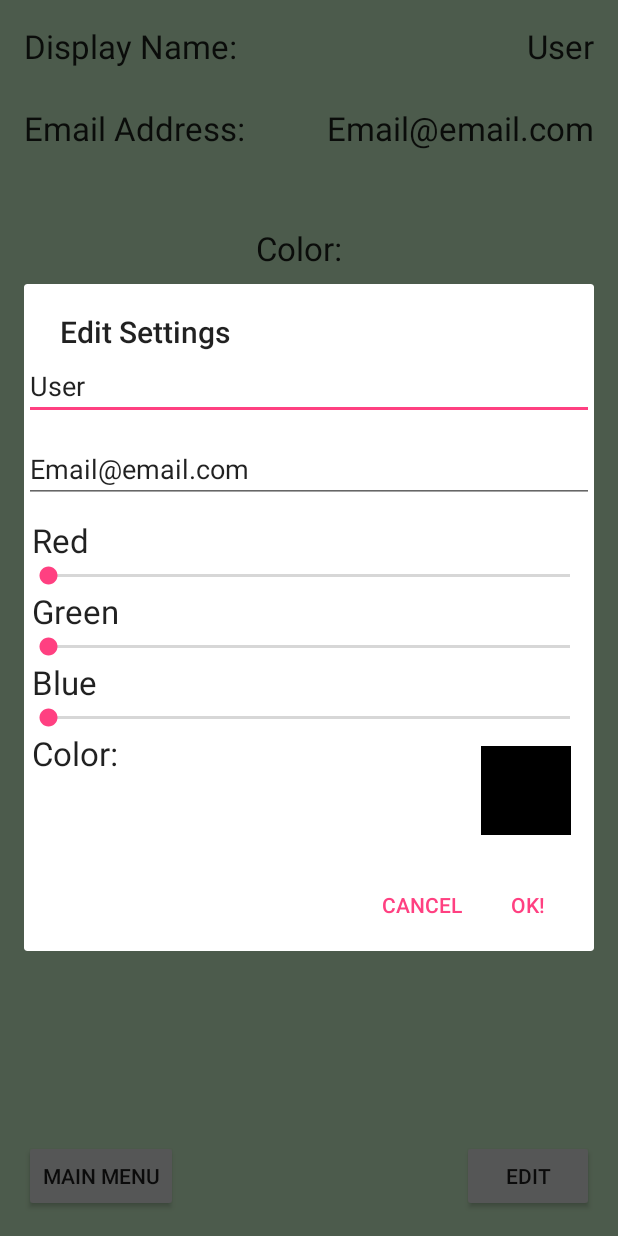
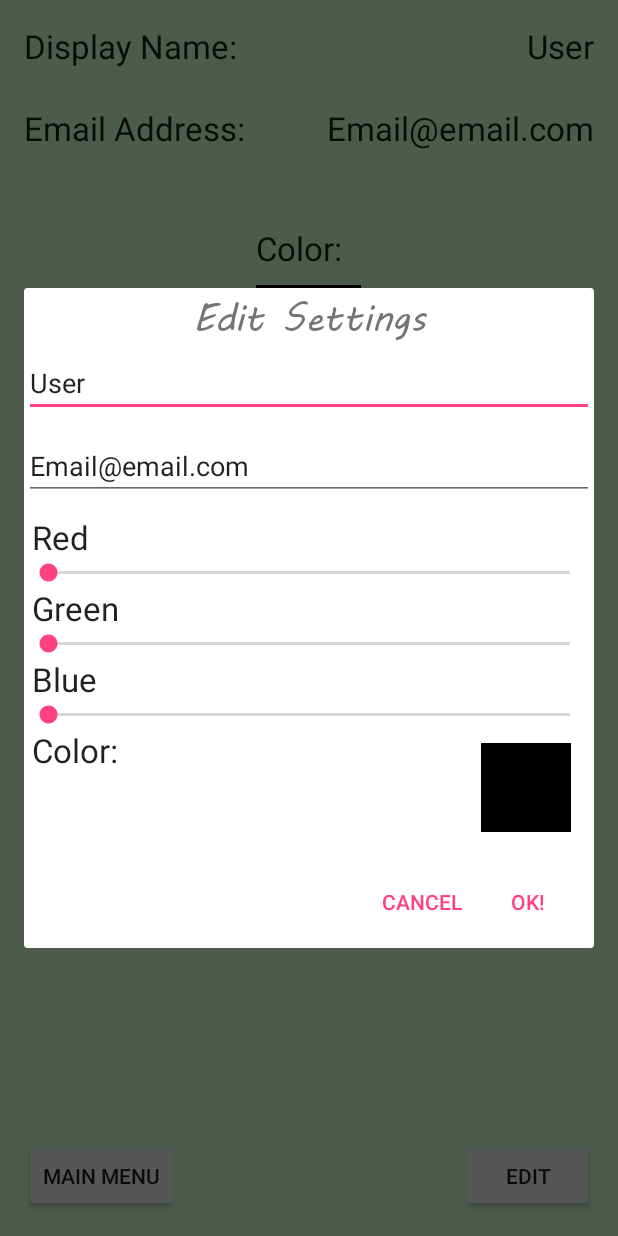
Before and after one commit to MREkstrom/FooTrace, an Android app: the Settings screen opened directly, with no data from a screen before it, after a tap on "EDIT", on a phone screen of 412 x 824 dp. Run offline under Robolectric (Android 15) with nearby library versions, the light colour scheme and no system bars.

Commit message:
Added comments for updated files

```diff
--- a/app/src/main/java/com/example/michael/footrace/Settings.java
+++ b/app/src/main/java/com/example/michael/footrace/Settings.java
@@ -25,6 +25,7 @@
         super.onCreate(savedInstanceState);
         setContentView(R.layout.activity_settings);
 
+        /*display user profile info*/
         _username = MainActivity.prof.get_displayName();
         _email = MainActivity.prof.get_emailAddress();
         _red = MainActivity.prof.get_red();
@@ -40,8 +41,6 @@
         TextView emailView = (TextView)findViewById(R.id.emailAddress);
         emailView.setText(_email);
     }
-
-    // TODO - add settings options
 
     public void goBack(View view) {
         finish();
@@ -59,22 +58,22 @@
         //builds alert dialog for clearing
         builder = new AlertDialog.Builder(this);
 
-        // Get the layout inflater. LayoutInflaters take a layout XML file and create its
-        // corresponding View objects. Never create LayoutInflaters directly. Always use the
-        // factory method getLayoutInflater. See https://developer.android.com/reference/android/view/LayoutInflater.html
+        // Get the layout inflater
         inflater = this.getLayoutInflater();
 
-        // Inflate the dialog_color.xml layout and create the View
+        // Inflate the dialog_settings.xml layout and create the View
         final View settingsDialogView = inflater.inflate(R.layout.dialog_settings, null);
 
         //Sets color swatch to selected path color
         TextView swatch = (TextView)settingsDialogView.findViewById(R.id.colorSwatch);
         swatch.setBackgroundColor(Color.rgb(_red,_green,_blue));
 
+        /*Set cursor to end of edit text view*/
         EditText dispText = (EditText) settingsDialogView.findViewById(R.id.displayName);
         dispText.setText(_username);
         dispText.setSelection(dispText.getText().length());
 
+        /*Set cursor to end of edit text view*/
         EditText emailText = (EditText) settingsDialogView.findViewById(R.id.emailAddress);
         emailText.setText(_email);
         emailText.setSelection(emailText.getText().length());
@@ -145,14 +144,11 @@
         // This is the method that allows us to use our own custom view. We set the AlertDialog builder
         // to the view we created with the inflater above
         builder.setView(settingsDialogView)
-                // Add action buttons
-                .setTitle("Edit Settings")
-                //.setCustomTitle(FormatUtilities.makeDialogTitle(new TextView(this), getAssets(), "Color Picker"))
-
+                .setCustomTitle(FormatUtilities.makeDialogTitle(new TextView(this), getAssets(), "Edit Settings"))
                 .setPositiveButton("OK!", new DialogInterface.OnClickListener() {
                     @Override
                     public void onClick(DialogInterface dialog, int id) {
-                        //Updates profile information
+                        /*Updates profile information*/
                         EditText user = (EditText)settingsDialogView.findViewById(R.id.displayName);
                         _username = user.getText().toString();
                         TextView dispText = (TextView) findViewById(R.id.displayName);
--- a/app/src/main/java/com/example/michael/footrace/UserProfile.java
+++ b/app/src/main/java/com/example/michael/footrace/UserProfile.java
@@ -1,8 +1,6 @@
 package com.example.michael.footrace;
 
-/**
- * Created by Dan on 12/1/2016.
- */
+/*Contains user profile information (Statistics, settings, etc)*/
 public class UserProfile {
     private String _displayName;
     private String _emailAddress;
@@ -24,6 +22,7 @@
         _avgAcc = 0;
     }
 
+    /*Updates profile when edited by user*/
     public void updateProfile(String name, String email, int red, int green, int blue){
         _displayName = name;
         _emailAddress = email;
@@ -32,6 +31,7 @@
         _blue = blue;
     }
 
+    /*Updates statistics after a game ends*/
     public void updateStatistics(){
         //TODO: record statistics on game result
     }
```
Also changed, not shown: app/src/main/java/com/example/michael/footrace/DesignView.java (+9 -0 lines), app/src/main/java/com/example/michael/footrace/MainActivity.java (+4 -3 lines), app/src/main/java/com/example/michael/footrace/NewDesign.java (+7 -20 lines), app/src/main/java/com/example/michael/footrace/SinglePlayerMain.java (+12 -2 lines), app/src/main/java/com/example/michael/footrace/Stopwatch.java (+4 -13 lines).
